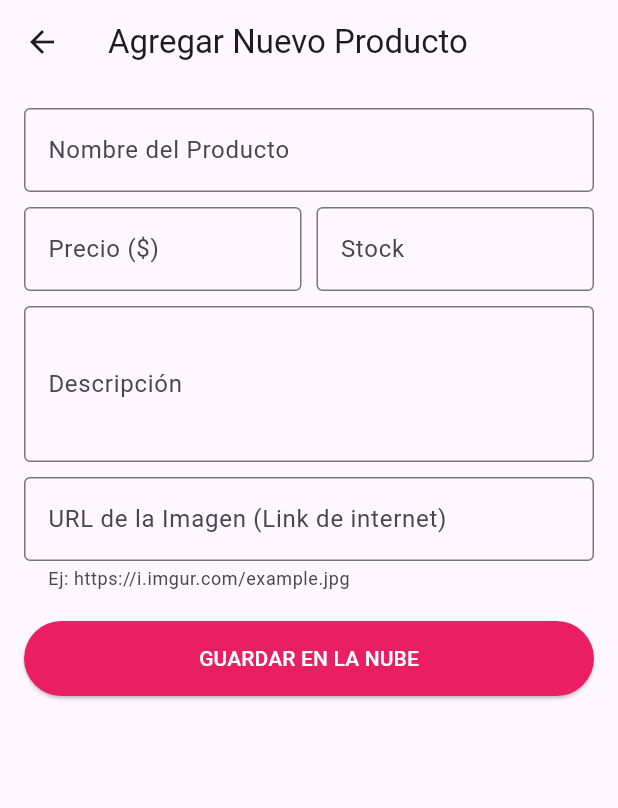
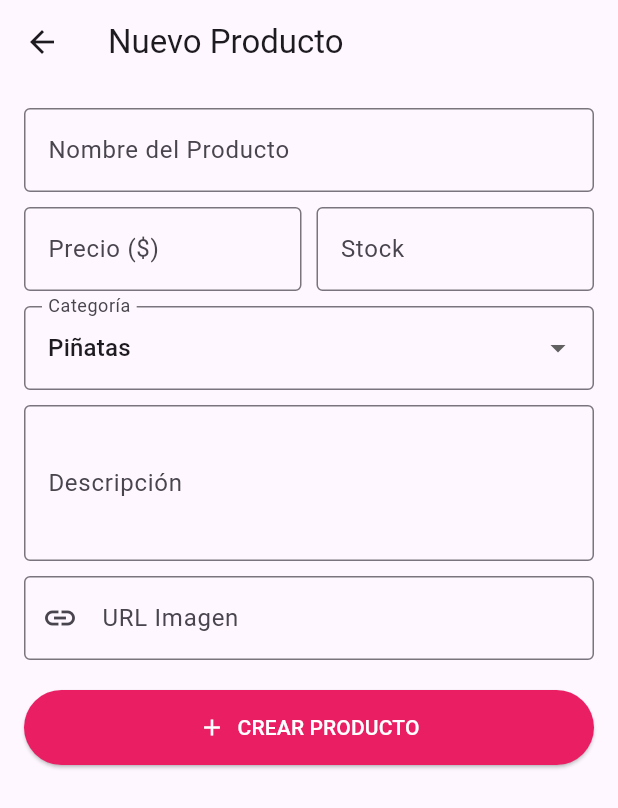
Before and after one commit to AdalRojas/rpinatas, a Flutter app: the AdminScreen screen opened directly, on a phone screen of 412 x 824 dp. Shown: the top 808 px of the screen. Run offline on Flutter 3.47's test engine with Material 3 defaults, Android fonts, the phone set to English and light mode, and no system bars; our stand-ins replace cloud_firestore, firebase_auth, firebase_core, flutter_credit_card; accounts and stored records are empty.

Commit message:
Fix: Update Admin screen logic for Edit Product and resolve linter warnings

```diff
--- a/r_pinatas/lib/screens/admin_screen.dart
+++ b/r_pinatas/lib/screens/admin_screen.dart
@@ -1,10 +1,12 @@
 import 'package:flutter/material.dart';
 import 'package:cloud_firestore/cloud_firestore.dart';
-// Eliminamos la importación de product_model que no se usaba
+import '../models/product_model.dart'; // Asegúrate de importar el modelo
 
 class AdminScreen extends StatefulWidget {
-  // Agregamos la 'key' para quitar la advertencia azul
-  const AdminScreen({super.key});
+  final Product?
+  productToEdit; // Si es null, estamos CREANDO. Si trae datos, estamos EDITANDO.
+
+  const AdminScreen({super.key, this.productToEdit});
 
   @override
   State<AdminScreen> createState() => _AdminScreenState();
@@ -13,13 +15,33 @@ class AdminScreen extends StatefulWidget {
 class _AdminScreenState extends State<AdminScreen> {
   final _formKey = GlobalKey<FormState>();
 
+  // Controladores
   final _nameController = TextEditingController();
   final _priceController = TextEditingController();
   final _stockController = TextEditingController();
   final _descController = TextEditingController();
   final _imageUrlController = TextEditingController();
+  String _selectedCategory = 'Piñatas'; // Categoría por defecto
 
   bool _isLoading = false;
+
+  @override
+  void initState() {
+    super.initState();
+    // SI ESTAMOS EDITANDO, LLENAMOS LOS CAMPOS CON LOS DATOS DEL PRODUCTO
+    if (widget.productToEdit != null) {
+      _nameController.text = widget.productToEdit!.name;
+      _descController.text = widget.productToEdit!.description;
+      _priceController.text = widget.productToEdit!.price.toString();
+      _stockController.text = widget.productToEdit!.stock.toString();
+      _selectedCategory = widget
+          .productToEdit!
+          .categoryId; // Asumiendo que categoryId guarda el nombre visual
+      if (widget.productToEdit!.images.isNotEmpty) {
+        _imageUrlController.text = widget.productToEdit!.images[0];
+      }
+    }
+  }
 
   Future<void> _saveProduct() async {
     if (!_formKey.currentState!.validate()) return;
@@ -27,25 +49,40 @@ class _AdminScreenState extends State<AdminScreen> {
     setState(() => _isLoading = true);
 
     try {
-      final newProduct = {
+      final productData = {
         'name': _nameController.text,
         'description': _descController.text,
         'price': double.parse(_priceController.text),
         'stock': int.parse(_stockController.text),
-        'categoryId': 'general',
+        'categoryId': _selectedCategory, // Guardamos la categoría seleccionada
         'images': [_imageUrlController.text],
-        'createdAt': FieldValue.serverTimestamp(),
+        'updatedAt': FieldValue.serverTimestamp(),
       };
 
-      await FirebaseFirestore.instance.collection('products').add(newProduct);
+      if (widget.productToEdit == null) {
+        // --- MODO CREAR ---
+        productData['createdAt'] = FieldValue.serverTimestamp();
+        await FirebaseFirestore.instance
+            .collection('products')
+            .add(productData);
+        if (!mounted) return;
+        ScaffoldMessenger.of(
+          context,
+        ).showSnackBar(const SnackBar(content: Text("¡Producto Creado!")));
+      } else {
+        // --- MODO EDITAR ---
+        await FirebaseFirestore.instance
+            .collection('products')
+            .doc(
+              widget.productToEdit!.id,
+            ) // Usamos el ID del producto para actualizar
+            .update(productData);
+        if (!mounted) return;
+        ScaffoldMessenger.of(
+          context,
+        ).showSnackBar(const SnackBar(content: Text("¡Producto Actualizado!")));
+      }
 
-      // --- CORRECCIÓN DE SENIOR ---
-      // Verificamos si la pantalla sigue "montada" (activa) antes de usar 'context'
-      if (!mounted) return;
-
-      ScaffoldMessenger.of(
-        context,
-      ).showSnackBar(SnackBar(content: Text("Producto Guardado!")));
       Navigator.of(context).pop();
     } catch (e) {
       if (!mounted) return;
@@ -53,50 +90,53 @@ class _AdminScreenState extends State<AdminScreen> {
         context,
       ).showSnackBar(SnackBar(content: Text("Error: $e")));
     } finally {
-      if (mounted) {
-        setState(() => _isLoading = false);
-      }
+      if (mounted) setState(() => _isLoading = false);
     }
   }
 
   @override
   Widget build(BuildContext context) {
+    // Título dinámico
+    final isEditing = widget.productToEdit != null;
+
     return Scaffold(
-      appBar: AppBar(title: Text("Agregar Nuevo Producto")),
+      appBar: AppBar(
+        title: Text(isEditing ? "Editar Producto" : "Nuevo Producto"),
+      ),
       body: Padding(
-        padding: EdgeInsets.all(16),
+        padding: const EdgeInsets.all(16),
         child: Form(
           key: _formKey,
           child: ListView(
             children: [
               TextFormField(
                 controller: _nameController,
-                decoration: InputDecoration(
+                decoration: const InputDecoration(
                   labelText: "Nombre del Producto",
                   border: OutlineInputBorder(),
                 ),
                 validator: (v) => v!.isEmpty ? "Campo obligatorio" : null,
               ),
-              SizedBox(height: 10),
+              const SizedBox(height: 10),
               Row(
                 children: [
                   Expanded(
                     child: TextFormField(
                       controller: _priceController,
                       keyboardType: TextInputType.number,
-                      decoration: InputDecoration(
+                      decoration: const InputDecoration(
                         labelText: "Precio (\$)",
                         border: OutlineInputBorder(),
                       ),
                       validator: (v) => v!.isEmpty ? "Requerido" : null,
                     ),
                   ),
-                  SizedBox(width: 10),
+                  const SizedBox(width: 10),
                   Expanded(
                     child: TextFormField(
                       controller: _stockController,
                       keyboardType: TextInputType.number,
-                      decoration: InputDecoration(
+                      decoration: const InputDecoration(
                         labelText: "Stock",
                         border: OutlineInputBorder(),
                       ),
@@ -105,35 +145,80 @@ class _AdminScreenState extends State<AdminScreen> {
                   ),
                 ],
               ),
-              SizedBox(height: 10),
+              const SizedBox(height: 10),
+
+              // SELECTOR DE CATEGORÍA SIMPLE
+              DropdownButtonFormField<String>(
+                value:
+                    [
+                      'Piñatas',
+                      'Dulces',
+                      'Globos',
+                      'Extras',
+                    ].contains(_selectedCategory)
+                    ? _selectedCategory
+                    : 'Piñatas',
+                decoration: const InputDecoration(
+                  labelText: "Categoría",
+                  border: OutlineInputBorder(),
+                ),
+                items: ['Piñatas', 'Dulces', 'Globos', 'Extras'].map((
+                  String category,
+                ) {
+                  return DropdownMenuItem(
+                    value: category,
+                    child: Text(category),
+                  );
+                }).toList(),
+                onChanged: (val) => setState(() => _selectedCategory = val!),
+              ),
+
+              const SizedBox(height: 10),
               TextFormField(
                 controller: _descController,
-                decoration: InputDecoration(
+                decoration: const InputDecoration(
                   labelText: "Descripción",
                   border: OutlineInputBorder(),
                 ),
                 maxLines: 3,
               ),
-              SizedBox(height: 10),
+              const SizedBox(height: 10),
               TextFormField(
                 controller: _imageUrlController,
-                decoration: InputDecoration(
-                  labelText: "URL de la Imagen (Link de internet)",
+                decoration: const InputDecoration(
+                  labelText: "URL Imagen",
                   border: OutlineInputBorder(),
-                  helperText: "Ej: https://i.imgur.com/example.jpg",
+                  prefixIcon: Icon(Icons.link),
                 ),
               ),
-              SizedBox(height: 20),
-              ElevatedButton(
+
+              // PREVIEW DE IMAGEN (Para ver si el link funciona)
+              if (_imageUrlController.text.isNotEmpty)
+                Padding(
+                  padding: const EdgeInsets.all(8.0),
+                  child: SizedBox(
+                    height: 100,
+                    child: Image.network(
+                      _imageUrlController.text,
+                      errorBuilder: (c, e, s) => const Icon(Icons.broken_image),
+                    ),
+                  ),
+                ),
+
+              const SizedBox(height: 20),
+              ElevatedButton.icon(
                 onPressed: _isLoading ? null : _saveProduct,
+                icon: isEditing
+                    ? const Icon(Icons.save)
+                    : const Icon(Icons.add),
                 style: ElevatedButton.styleFrom(
                   backgroundColor: Colors.pink,
                   foregroundColor: Colors.white,
-                  padding: EdgeInsets.all(15),
+                  padding: const EdgeInsets.all(15),
                 ),
-                child: _isLoading
-                    ? CircularProgressIndicator()
-                    : Text("GUARDAR EN LA NUBE"),
+                label: _isLoading
+                    ? const CircularProgressIndicator(color: Colors.white)
+                    : Text(isEditing ? "GUARDAR CAMBIOS" : "CREAR PRODUCTO"),
               ),
             ],
           ),
```
